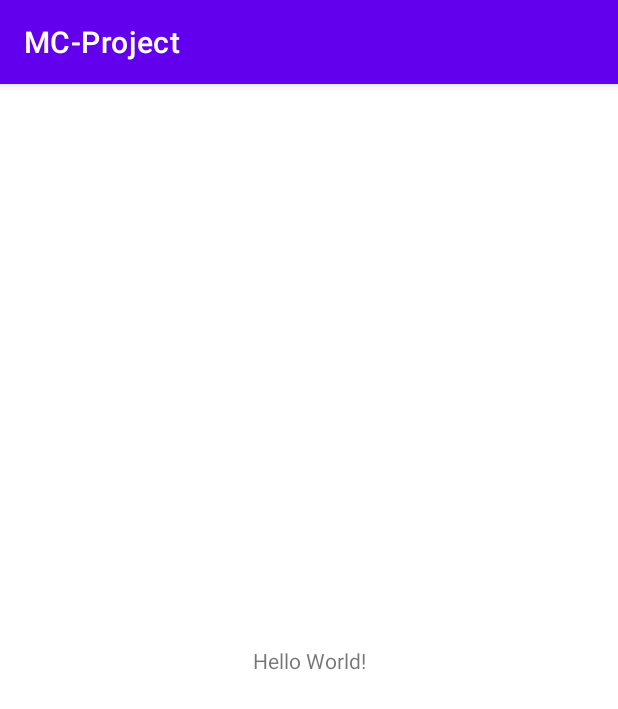
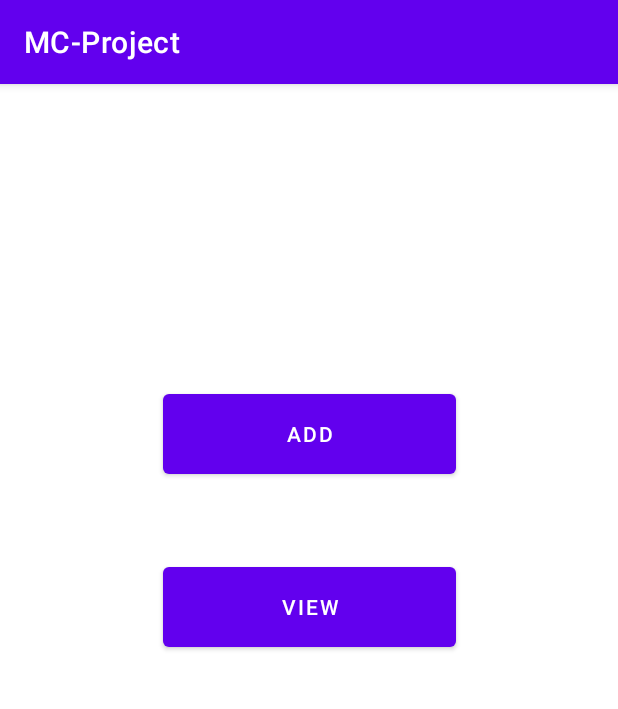
Before and after one commit to yasheshdagar/KnowYourNearBy, an Android app: the screen it shows after launch (MainActivity), on a phone screen of 412 x 824 dp. Shown: the top 709 px of the screen. Run offline under Robolectric (Android 15) with nearby library versions, the phone set to English and light mode, and no system bars; our stand-ins replace Room's generated code.

Commit message:
added recycler view

```diff
--- /dev/null
+++ b/app/src/main/java/com/example/mc_project/GeoFenceDao.java
@@ -0,0 +1,18 @@
+package com.example.mc_project;
+
+import androidx.room.Dao;
+import androidx.room.Insert;
+import androidx.room.OnConflictStrategy;
+import androidx.room.Query;
+
+import java.util.List;
+
+@Dao
+public interface GeoFenceDao {
+    @Insert(onConflict = OnConflictStrategy.REPLACE)
+    void addGeoFence(GeoFence geoFence);
+
+    @Query("SELECT * FROM GeoFence")
+    List<GeoFence> getAllGeoFences();
+
+}
--- /dev/null
+++ b/app/src/main/java/com/example/mc_project/HomeFragment.java
@@ -0,0 +1,41 @@
+package com.example.mc_project;
+
+import android.os.Bundle;
+import android.view.LayoutInflater;
+import android.view.View;
+import android.view.ViewGroup;
+import android.widget.Button;
+
+import androidx.annotation.NonNull;
+import androidx.annotation.Nullable;
+import androidx.fragment.app.Fragment;
+
+public class HomeFragment extends Fragment implements View.OnClickListener{
+    private Button btnadd,btnview;
+    public HomeFragment() {
+    }
+    @Override
+    public View onCreateView(LayoutInflater inflater, ViewGroup container,Bundle savedInstanceState) {
+        View view = inflater.inflate(R.layout.homefgm, container, false);
+        btnadd = view.findViewById(R.id.buttonAdd);
+        btnview = view.findViewById(R.id.buttonView);
+        btnadd.setOnClickListener(this);
+        btnview.setOnClickListener(this);
+
+        return view;
+    }
+
+    @Override
+    public void onClick(View v) {
+        switch (v.getId()){
+            case R.id.buttonAdd:
+                MainActivity.fmng.beginTransaction().replace(R.id.Container,new AddDataFragment(),null).addToBackStack(null).commit();        MainActivity.fmng.beginTransaction().replace(R.id.Container,new AddDataFragment(),null).addToBackStack(null).commit();
+                break;
+            case R.id.buttonView:
+                MainActivity.fmng.beginTransaction().replace(R.id.Container,new AddDataFragment(),null).addToBackStack(null).commit();        MainActivity.fmng.beginTransaction().replace(R.id.Container,new ViewFragment(),null).addToBackStack(null).commit();
+                break;
+
+        }
+
+    }
+}
--- a/app/src/main/java/com/example/mc_project/MainActivity.java
+++ b/app/src/main/java/com/example/mc_project/MainActivity.java
@@ -1,14 +1,25 @@
 package com.example.mc_project;
 
 import androidx.appcompat.app.AppCompatActivity;
+import androidx.fragment.app.FragmentManager;
+import androidx.room.Room;
 
 import android.os.Bundle;
 
 public class MainActivity extends AppCompatActivity {
-
+    static FragmentManager fmng;
+    static RoomDbClass rdb;
     @Override
     protected void onCreate(Bundle savedInstanceState) {
         super.onCreate(savedInstanceState);
         setContentView(R.layout.activity_main);
+        fmng = getSupportFragmentManager();
+        rdb = Room.databaseBuilder(getApplicationContext(),RoomDbClass.class,"mydb").allowMainThreadQueries().build();
+        if(findViewById(R.id.Container)!=null){
+            if(savedInstanceState!=null){
+                return;
+            }
+            fmng.beginTransaction().add(R.id.Container,new HomeFragment(),null).commit();
+        }
     }
 }
--- /dev/null
+++ b/app/src/main/java/com/example/mc_project/RoomDbClass.java
@@ -0,0 +1,9 @@
+package com.example.mc_project;
+
+import androidx.room.Database;
+import androidx.room.RoomDatabase;
+
+@Database(entities = {GeoFence.class},version = 2)
+public abstract class RoomDbClass extends RoomDatabase {
+    public abstract GeoFenceDao geoFenceDao();
+}
--- a/app/src/main/res/layout/activity_main.xml
+++ b/app/src/main/res/layout/activity_main.xml
@@ -6,13 +6,15 @@
     android:layout_height="match_parent"
     tools:context=".MainActivity">
 
-    <TextView
-        android:layout_width="wrap_content"
-        android:layout_height="wrap_content"
-        android:text="Hello World!"
+
+    <FrameLayout
+        android:id="@+id/Container"
+        android:layout_width="0dp"
+        android:layout_height="0dp"
         app:layout_constraintBottom_toBottomOf="parent"
-        app:layout_constraintLeft_toLeftOf="parent"
-        app:layout_constraintRight_toRightOf="parent"
-        app:layout_constraintTop_toTopOf="parent" />
+        app:layout_constraintEnd_toEndOf="parent"
+        app:layout_constraintStart_toStartOf="parent"
+        app:layout_constraintTop_toTopOf="parent">
 
+    </FrameLayout>
 </androidx.constraintlayout.widget.ConstraintLayout>
--- /dev/null
+++ b/app/src/main/res/layout/homefgm.xml
@@ -0,0 +1,33 @@
+<?xml version="1.0" encoding="utf-8"?>
+<androidx.constraintlayout.widget.ConstraintLayout xmlns:android="http://schemas.android.com/apk/res/android"
+    xmlns:app="http://schemas.android.com/apk/res-auto"
+    android:layout_width="match_parent"
+    android:layout_height="match_parent"
+    xmlns:tools="http://schemas.android.com/tools"
+    tools:context=".HomeFragment">
+
+
+    <Button
+        android:id="@+id/buttonAdd"
+        android:layout_width="195dp"
+        android:layout_height="65dp"
+        android:text="ADD"
+        app:layout_constraintBottom_toBottomOf="parent"
+        app:layout_constraintEnd_toEndOf="parent"
+        app:layout_constraintStart_toStartOf="parent"
+        app:layout_constraintTop_toTopOf="parent"
+        app:layout_constraintVertical_bias="0.286" />
+
+    <Button
+        android:id="@+id/buttonView"
+        android:layout_width="195dp"
+        android:layout_height="65dp"
+        android:text="View"
+        app:layout_constraintBottom_toBottomOf="parent"
+        app:layout_constraintEnd_toEndOf="parent"
+        app:layout_constraintStart_toStartOf="parent"
+        app:layout_constraintTop_toTopOf="parent"
+        app:layout_constraintVertical_bias="0.45" />
+
+
+</androidx.constraintlayout.widget.ConstraintLayout>
--- a/build.gradle
+++ b/build.gradle
@@ -5,7 +5,7 @@ buildscript {
         jcenter()
     }
     dependencies {
-        classpath "com.android.tools.build:gradle:4.1.1"
+        classpath 'com.android.tools.build:gradle:4.1.2'
 
         // NOTE: Do not place your application dependencies here; they belong
         // in the individual module build.gradle files
```
Also changed, not shown: app/build.gradle (+8 -0 lines), app/src/main/java/com/example/mc_project/AddDataFragment.java (added, +63 -0 lines), app/src/main/java/com/example/mc_project/GeoFence.java (added, +89 -0 lines), app/src/main/java/com/example/mc_project/RecyclerAdapter.java (added, +54 -0 lines), app/src/main/java/com/example/mc_project/ViewFragment.java (added, +44 -0 lines), app/src/main/res/layout/addfgm.xml (added, +107 -0 lines), app/src/main/res/layout/cards.xml (added, +55 -0 lines), app/src/main/res/layout/viewfgm.xml (added, +26 -0 lines), app/src/main/res/drawable/geofencesimg.jpg (added).
